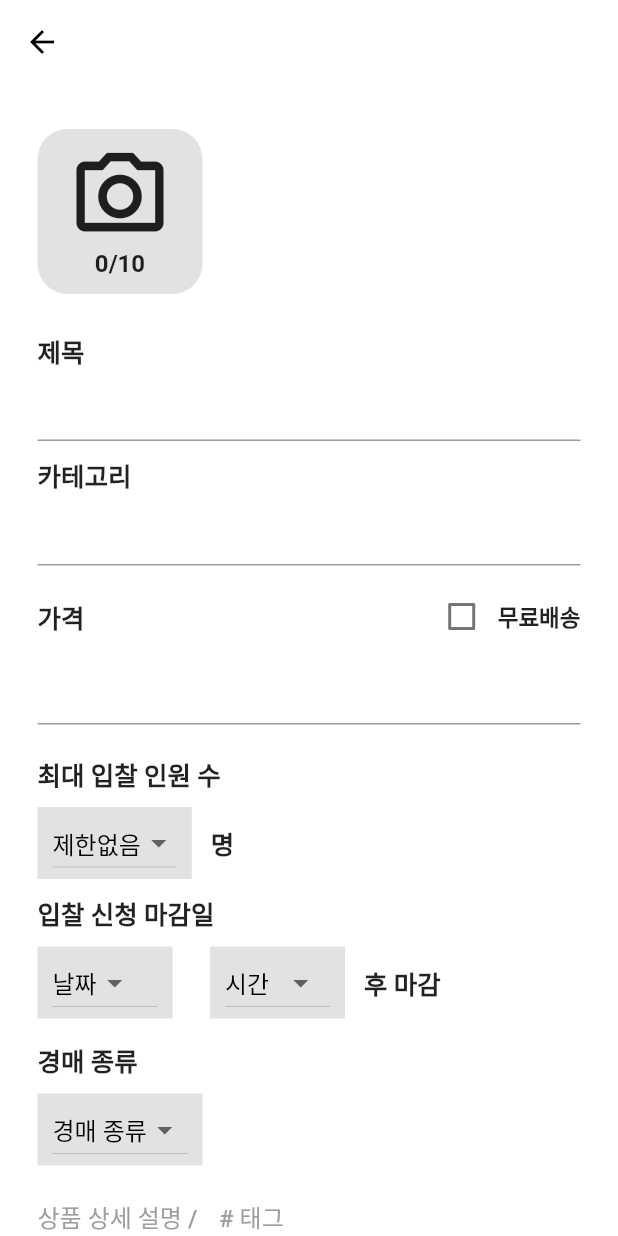
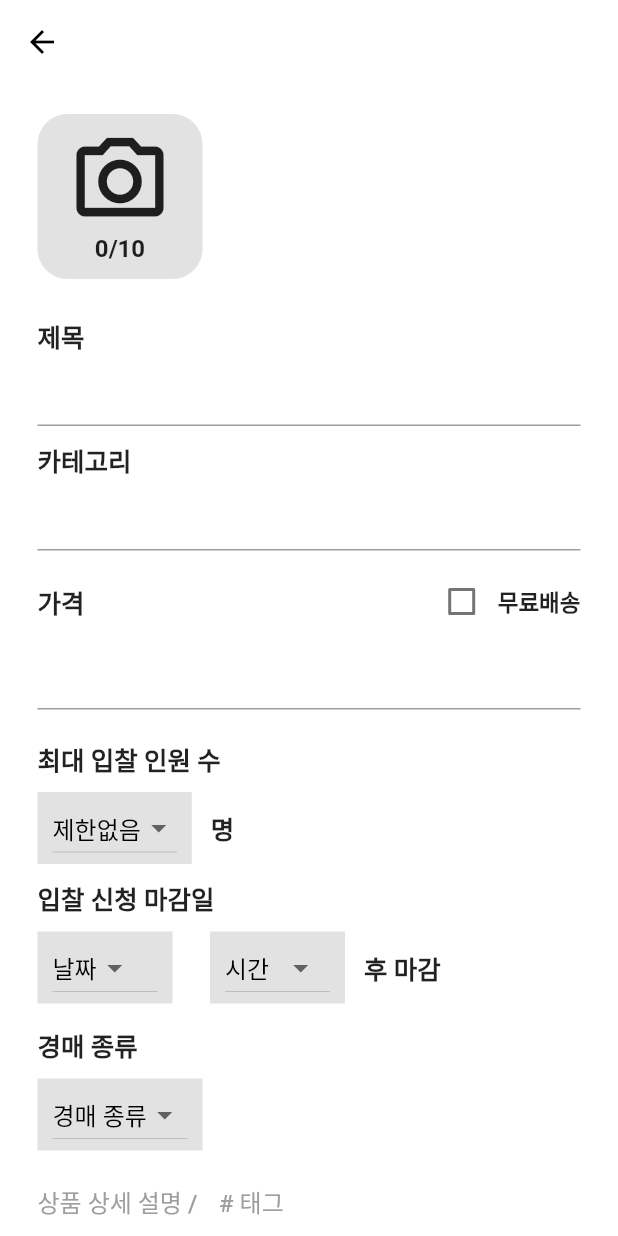
Before and after one commit to AsanHO/rayshop, a Flutter app: the EnrollScreen screen opened directly, on a phone screen of 412 x 824 dp. Run offline on Flutter 3.47's test engine with Material 2 defaults, Android fonts, the phone set to English and light mode, and no system bars; our stand-ins replace firebase_auth, firebase_core, font_awesome_flutter; accounts and stored records are empty.

Commit message:
04/03 enroll screen

```diff
--- a/lib/enroll/enroll_screen.dart
+++ b/lib/enroll/enroll_screen.dart
@@ -57,13 +57,10 @@ class _EnrollScreenState extends State<EnrollScreen> {
       appBar: AppBar(),
       body: SingleChildScrollView(
         child: Padding(
-          padding: const EdgeInsets.symmetric(vertical: 15, horizontal: 25),
+          padding: const EdgeInsets.symmetric(vertical: 20, horizontal: 25),
           child: Column(
             crossAxisAlignment: CrossAxisAlignment.start,
             children: [
-              const SizedBox(
-                height: 15,
-              ),
               InkWell(
                 onTap: () {},
                 borderRadius: BorderRadius.circular(20),
--- a/lib/main.dart
+++ b/lib/main.dart
@@ -4,7 +4,7 @@ import 'package:firebase_core/firebase_core.dart';
 import 'firebase_options.dart';
 
 void main() async {
-  print("3월 26일 업데이트 입니다:) 파이어베이스 추가");
+  print("3월 30일 업데이트 입니다:) 등록 화면 추가");
   WidgetsFlutterBinding.ensureInitialized();
   await Firebase.initializeApp(
     options: DefaultFirebaseOptions.currentPlatform,
--- a/lib/search/search_screen.dart
+++ b/lib/search/search_screen.dart
@@ -16,7 +16,7 @@ class _SearchScreenState extends State<SearchScreen> {
       appBar: AppBar(
         automaticallyImplyLeading: false,
         bottom: PreferredSize(
-          preferredSize: const Size(0, 50),
+          preferredSize: const Size(0, 30),
           child: Column(
             children: [
               Row(
@@ -61,9 +61,6 @@ class _SearchScreenState extends State<SearchScreen> {
               child: Column(
                 crossAxisAlignment: CrossAxisAlignment.start,
                 children: [
-                  const SizedBox(
-                    height: 50,
-                  ),
                   const SizedBox(
                     height: 30,
                   ),
```
Also changed, not shown: pubspec.lock, 1 other file.
